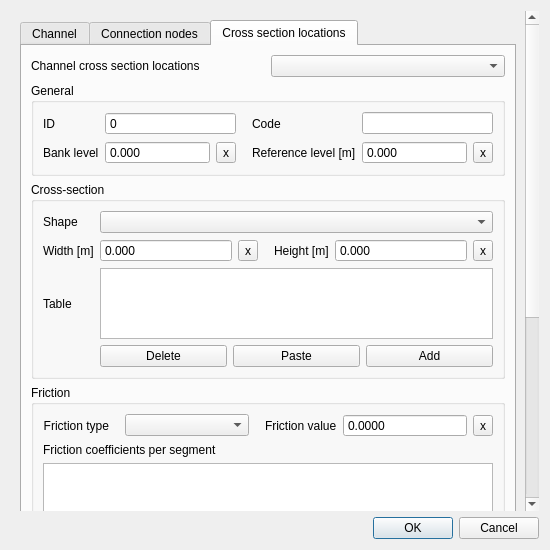
Old version of the form threedi_schematisation_editor/forms/ui/channel.ui in the repository nens/threedi-schematisation-editor.
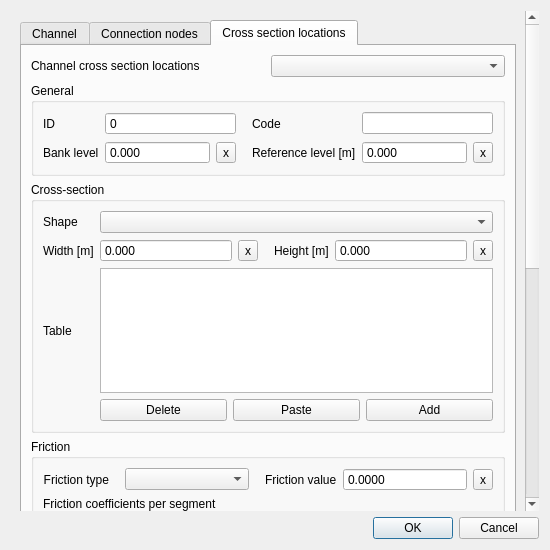
New version of the form. The open tabs and pages were chosen to show the change.

Patch:
```diff
--- a/threedi_schematisation_editor/forms/ui/channel.ui
+++ b/threedi_schematisation_editor/forms/ui/channel.ui
@@ -28,7 +28,7 @@
         <x>0</x>
         <y>0</y>
         <width>515</width>
-        <height>763</height>
+        <height>925</height>
        </rect>
       </property>
       <layout class="QGridLayout" name="gridLayout_4">
@@ -1045,12 +1045,32 @@
               </item>
               <item row="2" column="0" colspan="5">
                <widget class="QTableWidget" name="cross_section_location_cross_section_friction_widget">
+                <property name="minimumSize">
+                 <size>
+                  <width>0</width>
+                  <height>125</height>
+                 </size>
+                </property>
+                <property name="font">
+                 <font>
+                  <pointsize>8</pointsize>
+                 </font>
+                </property>
                 <property name="inputMethodHints">
                  <set>Qt::ImhDigitsOnly</set>
                 </property>
+                <property name="verticalScrollBarPolicy">
+                 <enum>Qt::ScrollBarAlwaysOff</enum>
+                </property>
+                <property name="sizeAdjustPolicy">
+                 <enum>QAbstractScrollArea::AdjustToContents</enum>
+                </property>
                 <property name="selectionBehavior">
                  <enum>QAbstractItemView::SelectRows</enum>
                 </property>
+                <attribute name="verticalHeaderDefaultSectionSize">
+                 <number>21</number>
+                </attribute>
                </widget>
               </item>
               <item row="3" column="0" colspan="5">
@@ -1417,12 +1437,32 @@
               </item>
               <item row="4" column="1" colspan="5">
                <widget class="QTableWidget" name="cross_section_location_cross_section_table_widget">
+                <property name="minimumSize">
+                 <size>
+                  <width>0</width>
+                  <height>125</height>
+                 </size>
+                </property>
+                <property name="font">
+                 <font>
+                  <pointsize>8</pointsize>
+                 </font>
+                </property>
                 <property name="inputMethodHints">
                  <set>Qt::ImhDigitsOnly</set>
                 </property>
+                <property name="verticalScrollBarPolicy">
+                 <enum>Qt::ScrollBarAlwaysOff</enum>
+                </property>
+                <property name="sizeAdjustPolicy">
+                 <enum>QAbstractScrollArea::AdjustToContents</enum>
+                </property>
                 <property name="selectionBehavior">
                  <enum>QAbstractItemView::SelectRows</enum>
                 </property>
+                <attribute name="verticalHeaderDefaultSectionSize">
+                 <number>21</number>
+                </attribute>
                </widget>
               </item>
               <item row="5" column="1" colspan="5">
@@ -1480,12 +1520,32 @@
               </item>
               <item row="3" column="0" colspan="7">
                <widget class="QTableWidget" name="cross_section_location_cross_section_vegetation_widget">
+                <property name="minimumSize">
+                 <size>
+                  <width>0</width>
+                  <height>125</height>
+                 </size>
+                </property>
+                <property name="font">
+                 <font>
+                  <pointsize>8</pointsize>
+                 </font>
+                </property>
                 <property name="inputMethodHints">
                  <set>Qt::ImhDigitsOnly</set>
                 </property>
+                <property name="verticalScrollBarPolicy">
+                 <enum>Qt::ScrollBarAlwaysOff</enum>
+                </property>
+                <property name="sizeAdjustPolicy">
+                 <enum>QAbstractScrollArea::AdjustToContents</enum>
+                </property>
                 <property name="selectionBehavior">
                  <enum>QAbstractItemView::SelectRows</enum>
                 </property>
+                <attribute name="verticalHeaderDefaultSectionSize">
+                 <number>21</number>
+                </attribute>
                </widget>
               </item>
               <item row="1" column="3">
```
